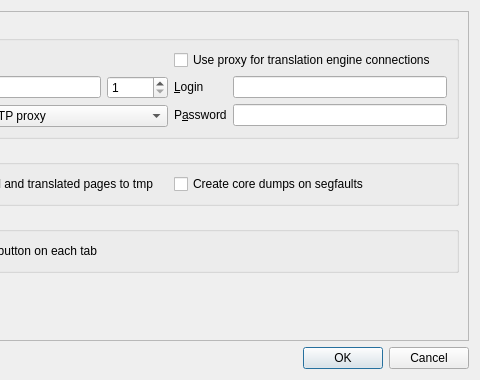
This is settingsdlg.ui in kernel1024/jpreader as Qt 5 draws it before an edit; both pictures show x 335 to 815 and y 0 to 380 of the 815 by 380 pixel window. The edited form follows.
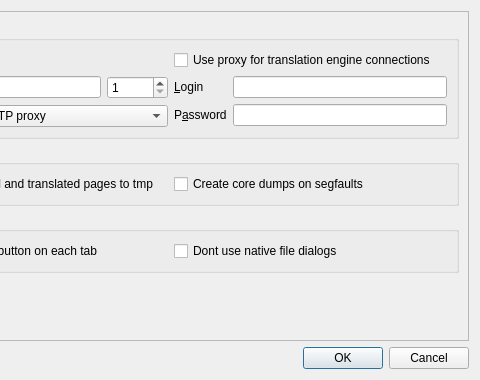
This is the edited form. The open tabs and pages were chosen to show the change.

Commit message: Selectable native mode for file dialogs.

Diff of the .ui file:
```diff
--- a/settingsdlg.ui
+++ b/settingsdlg.ui
@@ -1772,6 +1772,13 @@
               </property>
              </widget>
             </item>
+            <item>
+             <widget class="QCheckBox" name="checkDontUseNativeFileDialogs">
+              <property name="text">
+               <string>Dont use native file dialogs</string>
+              </property>
+             </widget>
+            </item>
            </layout>
           </widget>
          </item>
```
Left out of the diff: 1 changed line with no effect on the pictures. The commit also changes 7 other files.
